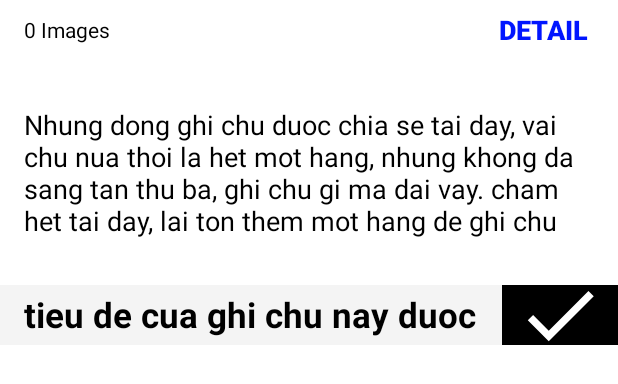
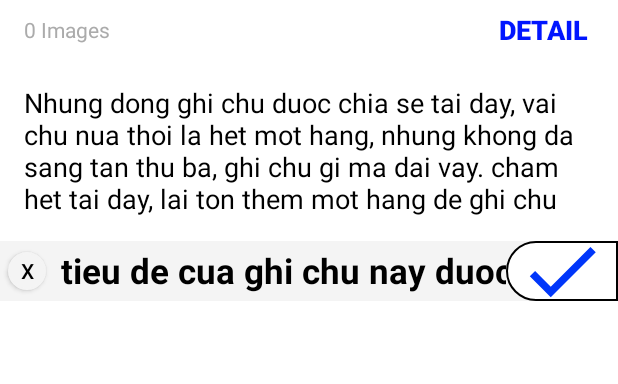
Before and after one commit to vmvu/LearnAndroid, an Android app: the layout get_share_activity.xml on its own in the app's theme, with its tools: preview values and no code run, on a phone screen of 412 x 824 dp. Shown: the top 384 px of the screen. Run offline under Robolectric (Android 15) with nearby library versions, the phone set to English and light mode, and no system bars.

Commit message:
sua loi update, cap nhat quicknote

```diff
--- a/app/src/main/java/com/minhvu/proandroid/sqlite/database/Utils/DateTimeUtils.java
+++ b/app/src/main/java/com/minhvu/proandroid/sqlite/database/Utils/DateTimeUtils.java
@@ -2,7 +2,6 @@ package com.minhvu.proandroid.sqlite.database.Utils;
 
 import android.icu.text.SimpleDateFormat;
 
-import java.sql.Date;
 import java.text.ParseException;
 
 /**
--- a/app/src/main/java/com/minhvu/proandroid/sqlite/database/main/model/IGetShareModel.java
+++ b/app/src/main/java/com/minhvu/proandroid/sqlite/database/main/model/IGetShareModel.java
@@ -15,5 +15,6 @@ public interface IGetShareModel {
      Note loadNote(String noteId);
      int loadImage(String noteId);
      boolean insertNote(String title, String content);
-     boolean updateNote(String noteId, String content);
+     boolean updateNote(String noteId, String title, String content);
+     Note getNote();
 }
--- a/app/src/main/java/com/minhvu/proandroid/sqlite/database/main/presenter/IGetSharePresenter.java
+++ b/app/src/main/java/com/minhvu/proandroid/sqlite/database/main/presenter/IGetSharePresenter.java
@@ -23,6 +23,7 @@ public interface IGetSharePresenter {
     Uri getCurrentUri();
     void loadNote();
     void updateView(Note note);
+    void onDetailOnClick();
 
-    void saveNote(TextView title, EditText content);
+    void saveNote(EditText title, EditText content);
 }
--- a/app/src/main/java/com/minhvu/proandroid/sqlite/database/main/view/Activity/GetShareView.java
+++ b/app/src/main/java/com/minhvu/proandroid/sqlite/database/main/view/Activity/GetShareView.java
@@ -1,5 +1,6 @@
 package com.minhvu.proandroid.sqlite.database.main.view.Activity;
 
+import android.app.Dialog;
 import android.content.Context;
 import android.widget.EditText;
 import android.widget.TextView;
@@ -19,6 +20,8 @@ public interface  GetShareView {
     void updateView(String title, String content);
     void finishThis();
     void showToast(Toast toast);
+    void showDialog(Dialog dialog);
     void updateImageCount(int count);
+    void lockContent();
 
 }
--- a/app/src/main/res/drawable/bgchoose.xml
+++ b/app/src/main/res/drawable/bgchoose.xml
@@ -4,7 +4,7 @@
         <shape android:shape="rectangle">
             <stroke android:width="1dp" />
             <corners android:bottomLeftRadius="500dp" android:topLeftRadius="500dp" />
-            <gradient android:startColor="#ffffff" android:endColor="#ffffff" />
+            <gradient android:endColor="#ffffff" android:startColor="#ffffff" />
         </shape>
     </item>
 </selector>
--- a/app/src/main/res/drawable/ic_check_orange_24dp.xml
+++ b/app/src/main/res/drawable/ic_check_orange_24dp.xml
@@ -4,6 +4,6 @@
         android:viewportWidth="24.0"
         android:viewportHeight="24.0">
     <path
-        android:fillColor="#ffa600"
+        android:fillColor="#0036fa"
         android:pathData="M9,16.17L4.83,12l-1.42,1.41L9,19 21,7l-1.41,-1.41z"/>
 </vector>
--- a/app/src/main/res/drawable/radius.xml
+++ b/app/src/main/res/drawable/radius.xml
@@ -4,8 +4,8 @@
         <shape xmlns:android="http://schemas.android.com/apk/res/android" android:shape="oval" >
             <gradient
                 android:angle="270"/>
-            <stroke android:width="1dp"/>
-            <corners android:radius="30dp"/>
+            <stroke android:width="1dp" />
+            <corners android:radius="30dp" />
         </shape>
     </item>
 </selector>
--- /dev/null
+++ b/app/src/main/res/drawable/radius_white.xml
@@ -0,0 +1,15 @@
+<?xml version="1.0" encoding="utf-8"?>
+<selector xmlns:android="http://schemas.android.com/apk/res/android">
+    <item>
+        <shape android:shape="rectangle" >
+            <gradient
+                android:angle="270"
+                android:startColor="#f4f4f4"
+                android:centerColor="#f4f4f4"
+                android:endColor="#f4f4f4"
+                />
+            <stroke android:width="1dp"  android:color="#f4f4f4"  />
+            <corners android:radius="500dp"/>
+        </shape>
+    </item>
+</selector>
--- a/app/src/main/res/layout/get_share_activity.xml
+++ b/app/src/main/res/layout/get_share_activity.xml
@@ -16,7 +16,7 @@
             android:layout_width="wrap_content"
             android:layout_height="40dp"
             android:gravity="center_vertical"
-            android:textColor="#000"
+            android:textColor="#ababab"
             android:paddingLeft="@dimen/align_primary"
             android:text="0 Images" />
 
@@ -43,11 +43,10 @@
             android:layout_width="match_parent"
             android:layout_height="wrap_content"
             android:background="@android:color/transparent"
-            android:minHeight="150dp"
             android:gravity="center_vertical"
             android:textColor="#000"
-            android:paddingLeft="@dimen/align_primary"
-            android:paddingRight="@dimen/align_primary"
+            android:maxHeight="400dp"
+            android:padding="@dimen/align_primary"
             android:textSize="18sp"
             tools:text="Nhung dong ghi chu duoc chia se tai day, vai chu nua thoi la het mot hang, nhung khong da sang tan thu ba, ghi chu gi ma dai vay. cham het tai day, lai ton them mot hang de ghi chu" />
 
@@ -58,6 +57,16 @@
         android:layout_height="wrap_content"
         android:background="#f4f4f4"
         android:orientation="horizontal">
+        <Button
+            android:id="@+id/btnRemoveTitle"
+            android:layout_width="25dp"
+            android:layout_height="25dp"
+            android:layout_gravity="center_vertical"
+            android:layout_marginLeft="5dp"
+            android:gravity="center"
+            android:textColor="#000"
+            android:text="X"
+            android:background="@drawable/radius_white"/>
 
         <ScrollView
             android:layout_width="0dp"
@@ -65,14 +74,16 @@
             android:layout_gravity="center_vertical"
             android:layout_weight="9">
 
-            <TextView
-                android:id="@+id/tvTitle"
+            <EditText
+                android:id="@+id/etTitle"
                 android:layout_width="match_parent"
                 android:layout_height="40dp"
                 android:gravity="center_vertical"
                 android:maxLines="1"
                 android:textColor="#000"
-                android:paddingLeft="@dimen/align_primary"
+                android:inputType="textLongMessage"
+                android:background="@android:color/transparent"
+                android:paddingLeft="10dp"
                 android:textSize="23sp"
                 android:textStyle="bold"
                 tools:text="tieu de cua ghi chu nay duoc ghi tai day, chu tieu de rat nho kho nhin that" />
@@ -84,8 +95,8 @@
             android:layout_width="40dp"
             android:layout_height="40dp"
             android:layout_weight="1"
-            android:background="#000000"
-            android:src="@drawable/ic_check_black_60dp" />
+            android:background="@drawable/bgchoose"
+            android:src="@drawable/ic_check_orange_24dp" />
     </LinearLayout>
 
 </LinearLayout>
--- a/app/src/main/res/layout/popup_password_set.xml
+++ b/app/src/main/res/layout/popup_password_set.xml
@@ -22,6 +22,7 @@
         android:inputType="textPassword"
         android:layout_marginLeft="10dp"
         android:layout_marginRight="10dp"
+        android:textColor="#000"
         android:background="@drawable/rectangle"
         />
 
```
Also changed, not shown: app/src/main/AndroidManifest.xml (+27 -18 lines), app/src/main/java/com/minhvu/proandroid/sqlite/database/main/model/GetShareModel.java (+14 -3 lines), app/src/main/java/com/minhvu/proandroid/sqlite/database/main/presenter/DetailPresenter.java (+18 -53 lines), app/src/main/java/com/minhvu/proandroid/sqlite/database/main/presenter/GetSharePresenter.java (+75 -2 lines), app/src/main/java/com/minhvu/proandroid/sqlite/database/main/view/Activity/GetShareActivity.java (+52 -18 lines), app/src/main/java/com/minhvu/proandroid/sqlite/database/main/view/Activity/MainActivity.java (+4 -10 lines), app/src/main/java/com/minhvu/proandroid/sqlite/database/main/view/Activity/PopupActivity.java (deleted, +0 -74 lines), app/src/main/java/com/minhvu/proandroid/sqlite/database/main/view/Adapter/NoteAdapter.java (+5 -7 lines), app/src/main/java/com/minhvu/proandroid/sqlite/database/main/view/Fragment/BookDetailFragment.java (+31 -32 lines), app/src/main/res/layout/fragment_detail.xml (+10 -4 lines).
